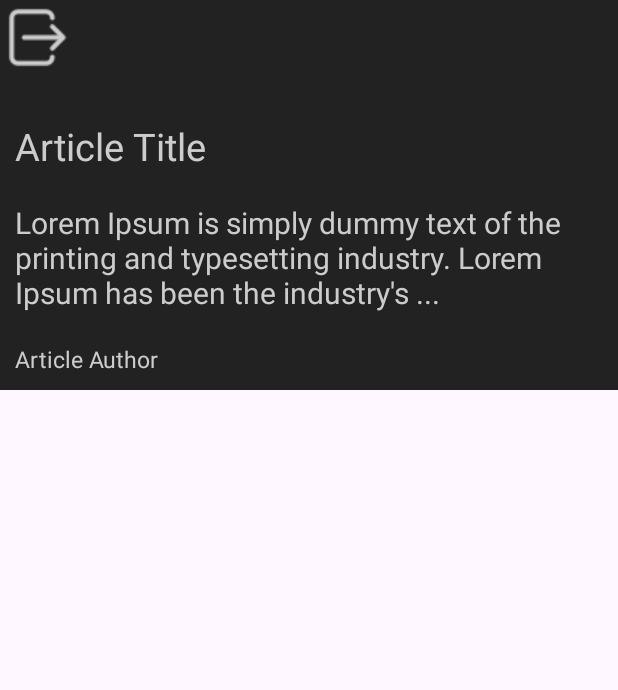
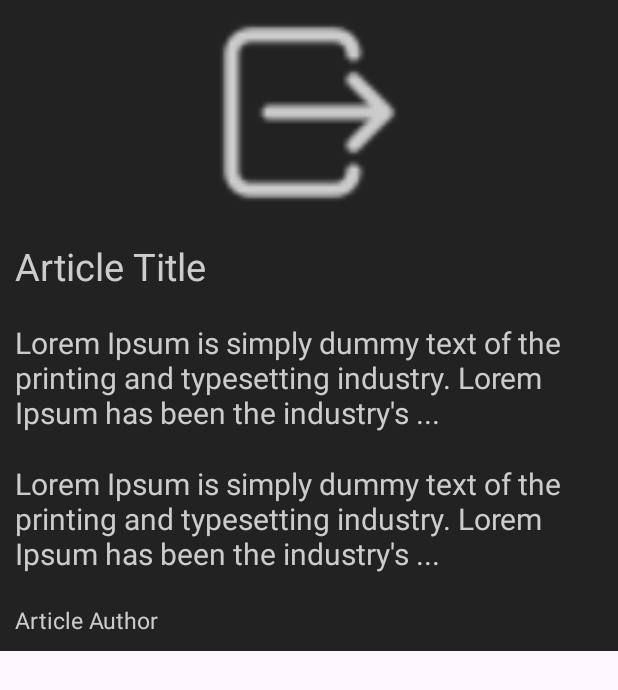
Before and after one commit to qarq90/android_magazine_app, an Android app: the ArticleCard screen opened directly, with no data from a screen before it, on a phone screen of 412 x 824 dp. Shown: the top 690 px of the screen. Run offline under Robolectric (Android 15) with nearby library versions, the phone set to English and light mode, and no system bars.

Commit message:
Retrieving In Progress...

```diff
--- a/app/src/main/java/com/example/project_magazine/FashionPage.java
+++ b/app/src/main/java/com/example/project_magazine/FashionPage.java
@@ -24,7 +24,7 @@ public class FashionPage extends AppCompatActivity {
         EdgeToEdge.enable(this);
         setContentView(R.layout.activity_fashion_page);
 
-        FashionMain = (RelativeLayout)findViewById(R.id.FashionMain);
+        FashionMain = (RelativeLayout) findViewById(R.id.FashionMain);
 
         LinearLayout goToBackToHomeHandler = (LinearLayout) findViewById(R.id.goBackToHome);
         goToBackToHomeHandler.setOnClickListener(new View.OnClickListener() {
@@ -46,14 +46,16 @@ public class FashionPage extends AppCompatActivity {
         Cursor result = DatabaseObject.getArticles("Fashion");
 
         while (result.moveToNext()) {
-            LinearLayout articleCard = (LinearLayout) getLayoutInflater().inflate(R.layout.activity_article_card, null);
+            RelativeLayout articleCard = (RelativeLayout) getLayoutInflater().inflate(R.layout.activity_article_card, null);
             ImageView articleImage = articleCard.findViewById(R.id.articleImage);
             TextView articleTitle = articleCard.findViewById(R.id.articleTitle);
-            TextView articleSubPara = articleCard.findViewById(R.id.articleSubPara);
+            TextView articleParaA = articleCard.findViewById(R.id.articleParaA);
+            TextView articleParaB = articleCard.findViewById(R.id.articleParaB);
             TextView articleAuthor = articleCard.findViewById(R.id.articleAuthor);
 
             articleTitle.setText(result.getString(result.getColumnIndexOrThrow("ARTICLE_TITLE")));
-            articleSubPara.setText(result.getString(result.getColumnIndexOrThrow("ARTICLE_PARA_A")));
+            articleParaA.setText(result.getString(result.getColumnIndexOrThrow("ARTICLE_PARA_A")));
+            articleParaB.setText(result.getString(result.getColumnIndexOrThrow("ARTICLE_PARA_B")));
             articleAuthor.setText(result.getString(result.getColumnIndexOrThrow("ARTICLE_AUTHOR")));
 
             byte[] imageData = result.getBlob(result.getColumnIndexOrThrow("ARTICLE_IMAGE"));
--- a/app/src/main/res/layout/activity_article_card.xml
+++ b/app/src/main/res/layout/activity_article_card.xml
@@ -1,5 +1,5 @@
 <?xml version="1.0" encoding="utf-8"?>
-<LinearLayout xmlns:android="http://schemas.android.com/apk/res/android"
+<RelativeLayout xmlns:android="http://schemas.android.com/apk/res/android"
     xmlns:app="http://schemas.android.com/apk/res-auto"
     xmlns:tools="http://schemas.android.com/tools"
     android:id="@+id/main"
@@ -10,8 +10,8 @@
     android:orientation="vertical">
 
     <ImageView
-        android:layout_width="wrap_content"
-        android:layout_height="wrap_content"
+        android:layout_width="match_parent"
+        android:layout_height="150dp"
         android:id="@+id/articleImage"
         android:src="@drawable/logout"
         />
@@ -22,15 +22,27 @@
         android:layout_height="wrap_content"
         android:text="Article Title"
         android:textSize="25dp"
-        android:layout_marginTop="20dp"
+        android:layout_below="@+id/articleImage"
         android:padding="10dp"
         android:textColor="@color/secondary_color"
         />
 
     <TextView
-        android:id="@+id/articleSubPara"
+        android:id="@+id/articleParaA"
         android:layout_width="match_parent"
         android:layout_height="wrap_content"
+        android:layout_below="@+id/articleTitle"
+        android:text="Lorem Ipsum is simply dummy text of the printing and typesetting industry. Lorem Ipsum has been the industry's ..."
+        android:textSize="20dp"
+        android:padding="10dp"
+        android:textColor="@color/secondary_color"
+        />
+
+    <TextView
+        android:id="@+id/articleParaB"
+        android:layout_width="match_parent"
+        android:layout_height="wrap_content"
+        android:layout_below="@+id/articleParaA"
         android:text="Lorem Ipsum is simply dummy text of the printing and typesetting industry. Lorem Ipsum has been the industry's ..."
         android:textSize="20dp"
         android:padding="10dp"
@@ -40,6 +52,7 @@
     <TextView
         android:id="@+id/articleAuthor"
         android:layout_width="match_parent"
+        android:layout_below="@+id/articleParaB"
         android:layout_height="wrap_content"
         android:text="Article Author"
         android:textSize="15dp"
@@ -47,4 +60,4 @@
         android:textColor="@color/secondary_color"
         />
 
-</LinearLayout>
+</RelativeLayout>
```
